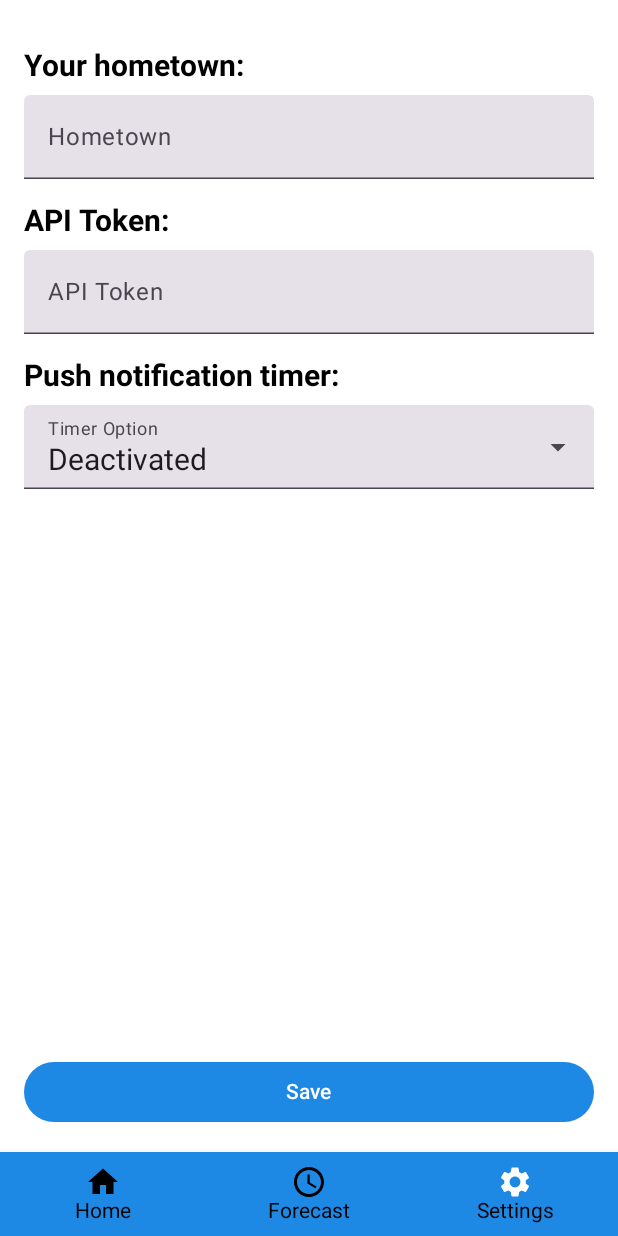
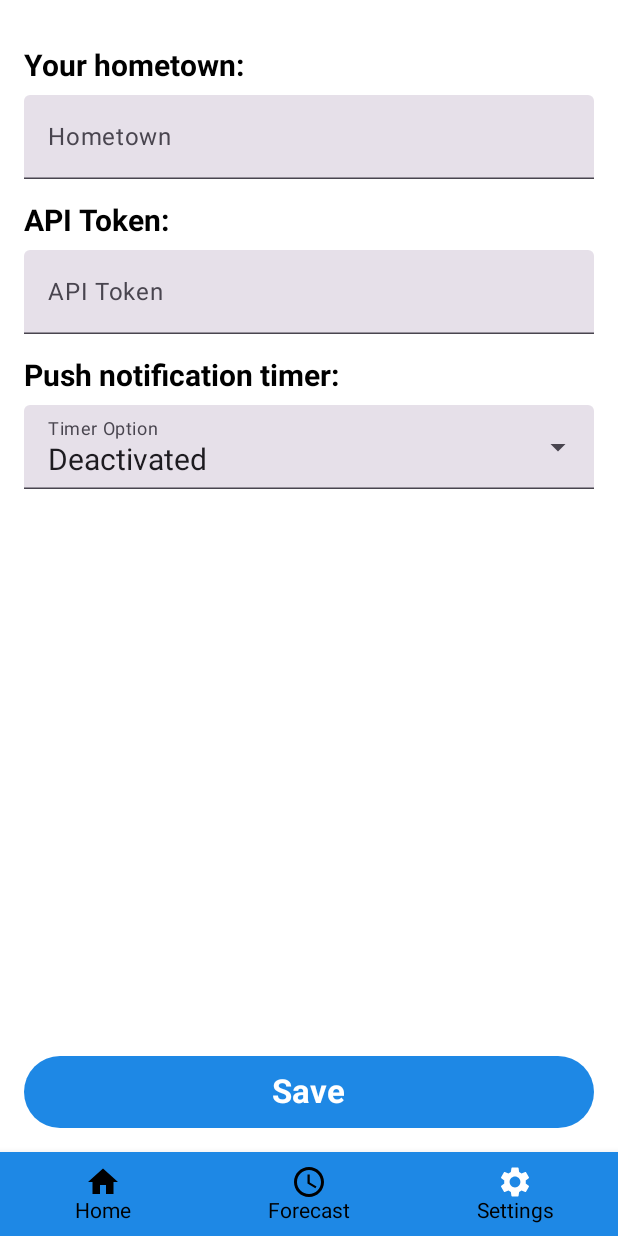
Before and after one commit to julianertle/WeatherApp, an Android app built with Jetpack Compose: the screen it shows after launch (MainActivity), item 3 of the bottom bar chosen, on a phone screen of 412 x 824 dp. Run offline under Robolectric (Android 15) with nearby library versions, the phone set to English and light mode, and no system bars; pictures from the network do not load.

Commit message:
bigger save button and created PopUpServiceManager

```diff
--- a/app/src/main/java/com/example/jetpackcompose/MainActivity.kt
+++ b/app/src/main/java/com/example/jetpackcompose/MainActivity.kt
@@ -1,45 +1,30 @@
 package com.example.jetpackcompose
 
-import android.content.Intent
 import android.os.Build
 import android.os.Bundle
-import android.widget.Toast
 import androidx.activity.ComponentActivity
-import androidx.activity.result.contract.ActivityResultContracts
 import androidx.activity.compose.setContent
 import androidx.lifecycle.viewmodel.compose.viewModel
 import com.example.jetpackcompose.viewmodel.WeatherViewModel
-import com.example.jetpackcompose.service.PopupService
 import com.example.jetpackcompose.ui.WeatherApp
+import com.example.jetpackcompose.viewmodel.PopupServiceManager
 
 class MainActivity : ComponentActivity() {
-    private val requestPermissionLauncher =
-        registerForActivityResult(ActivityResultContracts.RequestPermission()) { isGranted ->
-            if (isGranted) startPopupService()
-            else Toast.makeText(this, "Permission denied, notifications won't work", Toast.LENGTH_LONG).show()
-        }
+
+    private val popupServiceManager = PopupServiceManager(this)
 
     override fun onCreate(savedInstanceState: Bundle?) {
         super.onCreate(savedInstanceState)
 
         if (Build.VERSION.SDK_INT >= Build.VERSION_CODES.TIRAMISU) {
-            requestPermissionLauncher.launch(android.Manifest.permission.POST_NOTIFICATIONS)
+            popupServiceManager.requestPermission()
         } else {
-            startPopupService()
+            popupServiceManager.startPopupService()
         }
 
         setContent {
-            val viewModel: WeatherViewModel = viewModel() // Directly use the ViewModel without the factory
+            val viewModel: WeatherViewModel = viewModel()
             WeatherApp(viewModel)
         }
     }
-
-    private fun startPopupService() {
-        val serviceIntent = Intent(applicationContext, PopupService::class.java)
-        if (Build.VERSION.SDK_INT >= Build.VERSION_CODES.O) {
-            startForegroundService(serviceIntent)
-        } else {
-            startService(serviceIntent)
-        }
-    }
 }
--- /dev/null
+++ b/app/src/main/java/com/example/jetpackcompose/service/PopupServiceManager.kt
@@ -0,0 +1,35 @@
+package com.example.jetpackcompose.viewmodel
+
+import android.content.Context
+import android.content.Intent
+import android.os.Build
+import android.widget.Toast
+import androidx.activity.result.contract.ActivityResultContracts
+import androidx.activity.ComponentActivity
+import com.example.jetpackcompose.service.PopupService
+
+class PopupServiceManager(private val context: Context) {
+
+    // Request permission for notifications
+    fun requestPermission() {
+        val requestPermissionLauncher =
+            (context as ComponentActivity).registerForActivityResult(ActivityResultContracts.RequestPermission()) { isGranted ->
+                if (isGranted) startPopupService()
+                else Toast.makeText(context, "Permission denied, notifications won't work", Toast.LENGTH_LONG).show()
+            }
+
+        if (Build.VERSION.SDK_INT >= Build.VERSION_CODES.TIRAMISU) {
+            requestPermissionLauncher.launch(android.Manifest.permission.POST_NOTIFICATIONS)
+        }
+    }
+
+    // Start the PopupService
+    fun startPopupService() {
+        val serviceIntent = Intent(context, PopupService::class.java)
+        if (Build.VERSION.SDK_INT >= Build.VERSION_CODES.O) {
+            context.startForegroundService(serviceIntent)
+        } else {
+            context.startService(serviceIntent)
+        }
+    }
+}
--- a/app/src/main/java/com/example/jetpackcompose/ui/views/SettingsView.kt
+++ b/app/src/main/java/com/example/jetpackcompose/ui/views/SettingsView.kt
@@ -106,10 +106,19 @@ fun SettingsView(onSave: () -> Unit) {
                     onSave()
                 }
             },
-            modifier = Modifier.fillMaxWidth().align(Alignment.BottomCenter),
+            modifier = Modifier
+                .fillMaxWidth()
+                .height(48.dp)
+                .widthIn(200.dp)
+                .align(Alignment.BottomCenter),
             colors = ButtonDefaults.buttonColors(containerColor = Color(0xFF1E88E5))
         ) {
-            Text("Save", color = Color.White)
+            Text(
+                "Save",
+                color = Color.White,
+                fontSize = 22.sp,
+                fontWeight = FontWeight.Bold
+            )
         }
     }
 }
```
